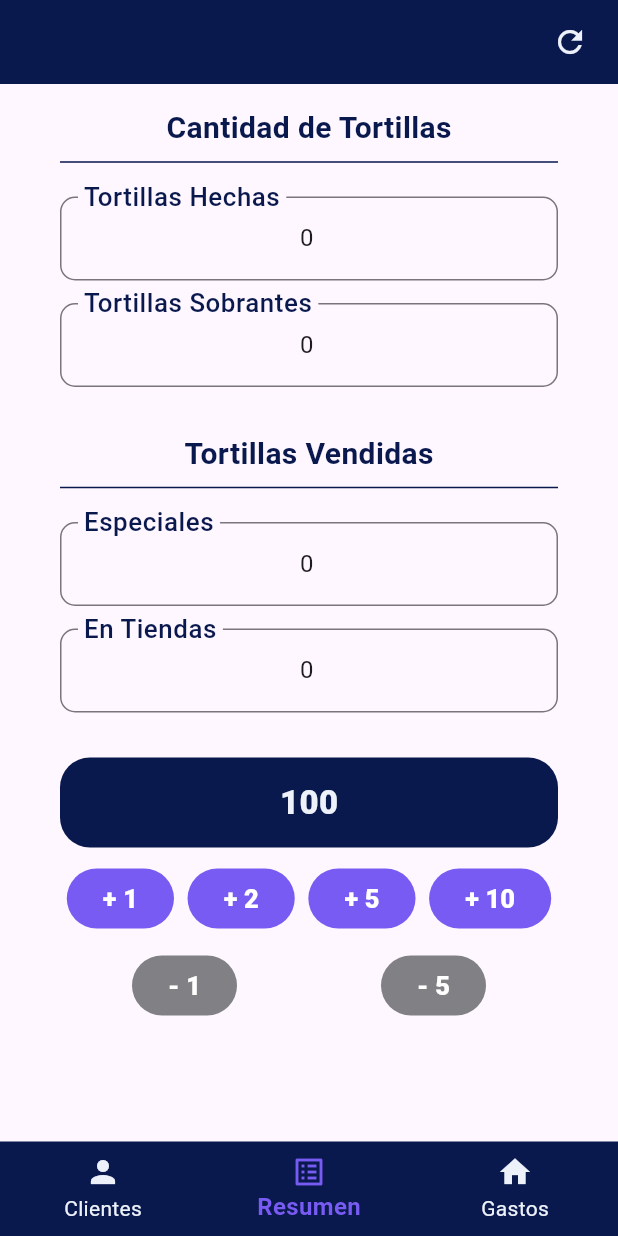
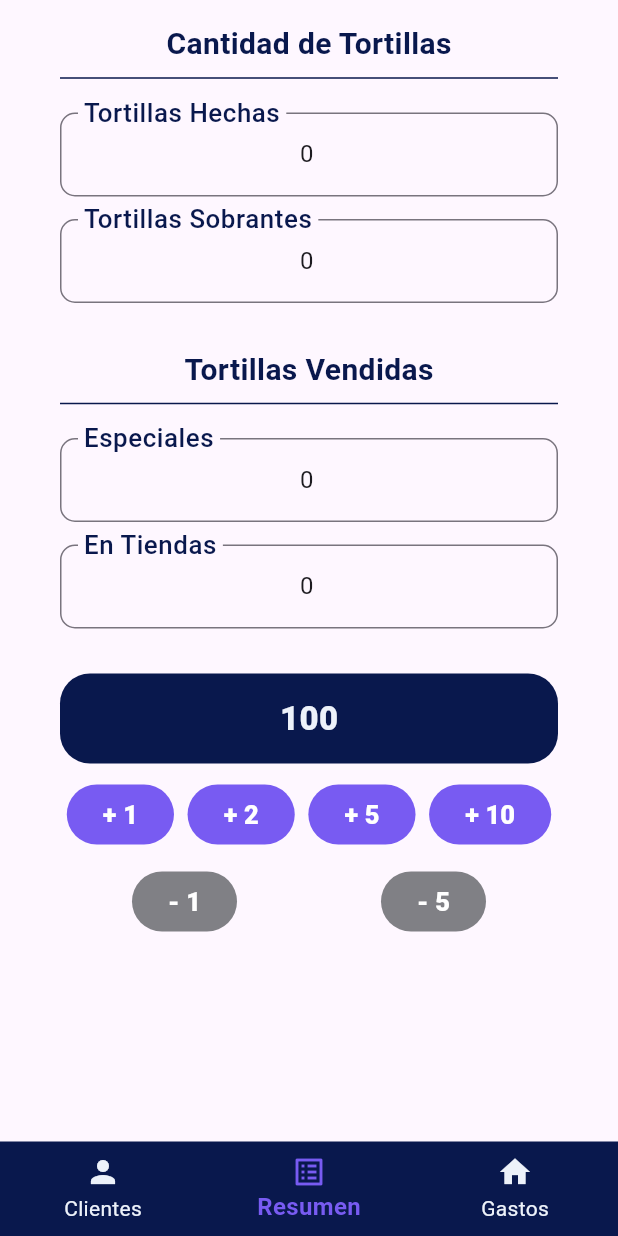
Before and after one commit to Angel-Alfonso-OL/tortilleria_chaly, a Flutter app: the screen it shows after launch, on a phone screen of 412 x 824 dp. Run offline on Flutter 3.47's test engine with Material 3 defaults, Android fonts, the light colour scheme and no system bars; our stand-ins replace animate_do, flutter_riverpod, go_router, isar; accounts and stored records are empty; generated files the repository leaves out were written again.

```diff
--- a/lib/presentation/screen/sale_screen/sales_screen.dart
+++ b/lib/presentation/screen/sale_screen/sales_screen.dart
@@ -82,15 +82,6 @@ class SalesScreen extends ConsumerWidget {
             );
           }
           return Scaffold(
-            appBar: AppBar(
-              actions: const [
-                Icon(
-                  Icons.refresh,
-                  color: white,
-                ),
-                SizedBox(width: 20),
-              ],
-            ),
             body: Container(
               height: double.infinity,
               padding: const EdgeInsets.symmetric(horizontal: 40, vertical: 0),
```
